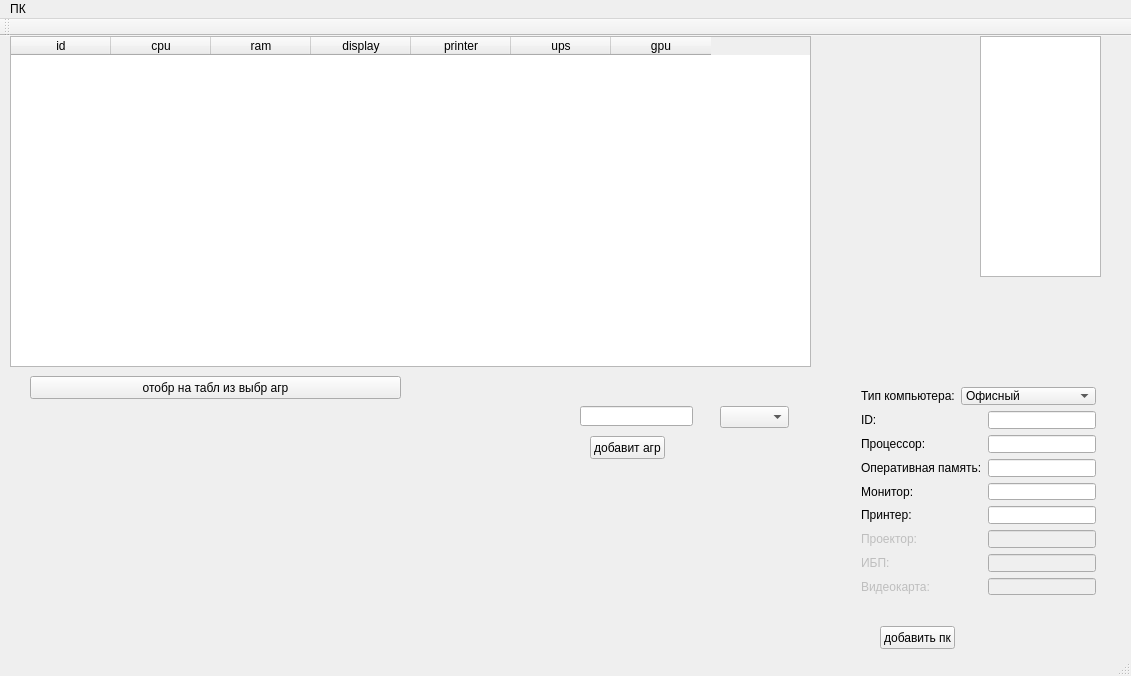
The window that mainwindow.ui (chalexyur/sadb) describes before a commit, drawn with Qt 5.
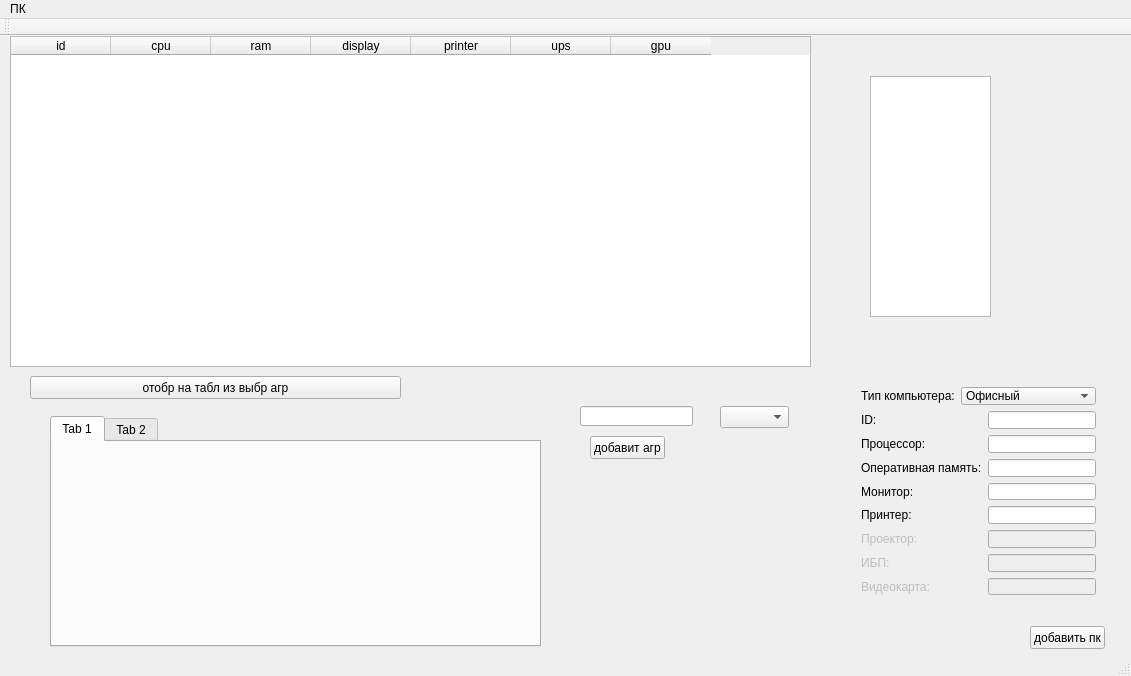
The same window after the commit. Icons and pictures are not drawn.

Diff of the .ui file:
```diff
--- a/mainwindow.ui
+++ b/mainwindow.ui
@@ -24,8 +24,8 @@
    <widget class="QTreeView" name="treeView">
     <property name="geometry">
      <rect>
-      <x>980</x>
-      <y>0</y>
+      <x>870</x>
+      <y>40</y>
       <width>121</width>
       <height>241</height>
      </rect>
@@ -82,7 +82,7 @@
    <widget class="QPushButton" name="pushButton">
     <property name="geometry">
      <rect>
-      <x>880</x>
+      <x>1030</x>
       <y>590</y>
       <width>75</width>
       <height>23</height>
@@ -370,6 +370,26 @@
      <string>добавит агр</string>
     </property>
    </widget>
+   <widget class="QTabWidget" name="tabWidget">
+    <property name="geometry">
+     <rect>
+      <x>50</x>
+      <y>380</y>
+      <width>491</width>
+      <height>231</height>
+     </rect>
+    </property>
+    <widget class="QWidget" name="tab">
+     <attribute name="title">
+      <string>Tab 1</string>
+     </attribute>
+    </widget>
+    <widget class="QWidget" name="tab_2">
+     <attribute name="title">
+      <string>Tab 2</string>
+     </attribute>
+    </widget>
+   </widget>
   </widget>
   <widget class="QMenuBar" name="menuBar">
    <property name="geometry">
```
